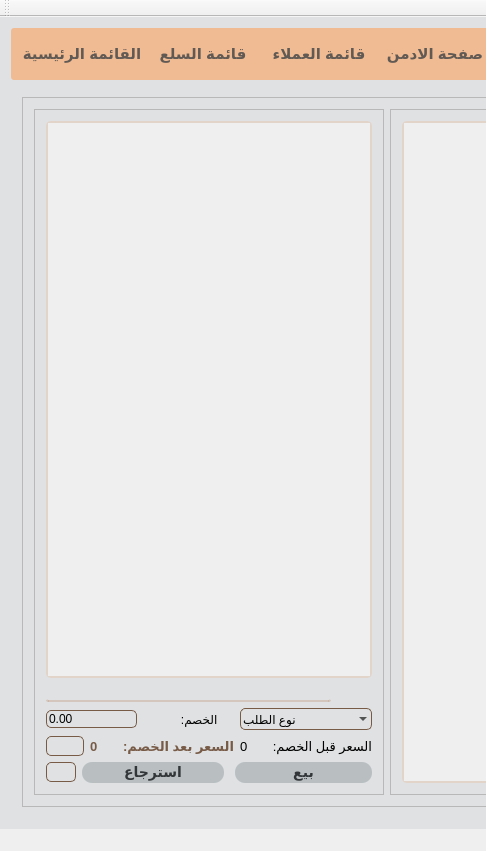
Qt form cashRegisterSystem/cashRegisterSystem.ui (Ismaeel-Muhammad/Cash-Register-System) before a commit; both pictures show x 0 to 486 and y 0 to 851 of the 1366 by 851 pixel window.
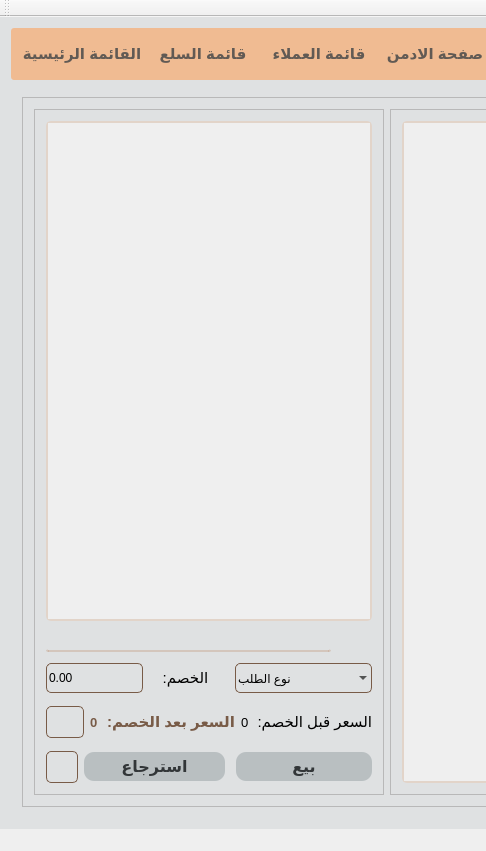
The same form after that commit. The open tabs and pages were chosen to show the change. Icons and pictures are not drawn.

The edit to the form file:
```diff
--- a/cashRegisterSystem/cashRegisterSystem.ui
+++ b/cashRegisterSystem/cashRegisterSystem.ui
@@ -2593,6 +2593,7 @@
 letter-spacing: 2px;
 color:rgba(120, 91, 71, 1);
 font-weight:bold;
+margin-bottom:5px;
 
 }
 #admin_check_discount{
@@ -2606,21 +2607,21 @@
 
 }
 #admin_sell{
-font-size:14px;
+font-size:16px;
 background-color:rgba(185,191,193,1);
 color:#323638;
 border-radius:10px;
 font-weight:bold;
 margin-left:5px;
-padding:2px;
+padding:5px;
 }
 #admin_retrieve{
-font-size:14px;
+font-size:16px;
 background-color:rgba(185,191,193,1);
 color:#323638;
 border-radius:10px;
 font-weight:bold;
-padding:2px;
+padding:5px;
 }
 #admin_retrieve::hover{
 background-color: rgba(200,171,151,0.5);
@@ -2673,6 +2674,19 @@
 border-radius:5px;
 padding:2px;
 }
+QListWidget::item { 
+margin:5px;
+padding:5px;
+ }
+QListWidget::item::hover{
+background-color:rgba(200,171,151,0.5);
+border-radius:5px;
+}
+QListWidget::item:selected{
+background-color:rgba(200,171,151,1);
+color:black;
+border:none;
+}
 </string>
           </property>
           <property name="frameShape">
@@ -2784,7 +2798,7 @@
                   <property name="minimumSize">
                    <size>
                     <width>130</width>
-                    <height>0</height>
+                    <height>30</height>
                    </size>
                   </property>
                   <property name="cursor">
@@ -2835,6 +2849,15 @@
                     <height>0</height>
                    </size>
                   </property>
+                  <property name="maximumSize">
+                   <size>
+                    <width>80</width>
+                    <height>16777215</height>
+                   </size>
+                  </property>
+                  <property name="styleSheet">
+                   <string notr="true">font-size:15px;</string>
+                  </property>
                   <property name="text">
                    <string>     الخصم:</string>
                   </property>
@@ -2845,7 +2868,7 @@
                   <property name="minimumSize">
                    <size>
                     <width>80</width>
-                    <height>0</height>
+                    <height>30</height>
                    </size>
                   </property>
                   <property name="maximumSize">
@@ -2860,7 +2883,14 @@
                  </widget>
                 </item>
                 <item row="0" column="0" colspan="3">
-                 <widget class="QLineEdit" name="admin_phone_number"/>
+                 <widget class="QLineEdit" name="admin_phone_number">
+                  <property name="minimumSize">
+                   <size>
+                    <width>0</width>
+                    <height>30</height>
+                   </size>
+                  </property>
+                 </widget>
                 </item>
                </layout>
               </item>
@@ -2872,6 +2902,12 @@
                   <height>0</height>
                  </size>
                 </property>
+                <property name="maximumSize">
+                 <size>
+                  <width>16777215</width>
+                  <height>500</height>
+                 </size>
+                </property>
                 <property name="styleSheet">
                  <string notr="true"/>
                 </property>
@@ -2883,8 +2919,8 @@
                   <rect>
                    <x>0</x>
                    <y>0</y>
-                   <width>326</width>
-                   <height>543</height>
+                   <width>276</width>
+                   <height>26</height>
                   </rect>
                  </property>
                  <property name="minimumSize">
@@ -2905,6 +2941,12 @@
                <layout class="QHBoxLayout" name="horizontalLayout_6">
                 <item>
                  <widget class="QPushButton" name="admin_check_discount">
+                  <property name="minimumSize">
+                   <size>
+                    <width>32</width>
+                    <height>32</height>
+                   </size>
+                  </property>
                   <property name="cursor">
                    <cursorShape>PointingHandCursor</cursorShape>
                   </property>
@@ -2940,7 +2982,7 @@
                   <property name="styleSheet">
                    <string notr="true">border: none;
 font-weight: bold;
-font-size: 13px;
+font-size: 15px;
 color:rgba(120, 91, 71, 1)
 
 
@@ -2968,7 +3010,7 @@
                  <widget class="QLabel" name="admin_price_before_const">
                   <property name="styleSheet">
                    <string notr="true">border: none;
-font-size: 13px</string>
+font-size: 15px</string>
                   </property>
                   <property name="text">
                    <string>السعر قبل الخصم:</string>
@@ -2981,6 +3023,12 @@
                <layout class="QHBoxLayout" name="horizontalLayout_7">
                 <item>
                  <widget class="QPushButton" name="admin_cancel_order">
+                  <property name="minimumSize">
+                   <size>
+                    <width>32</width>
+                    <height>32</height>
+                   </size>
+                  </property>
                   <property name="maximumSize">
                    <size>
                     <width>30</width>
```
Left out of the diff: 137 changed lines with no effect on the pictures.
